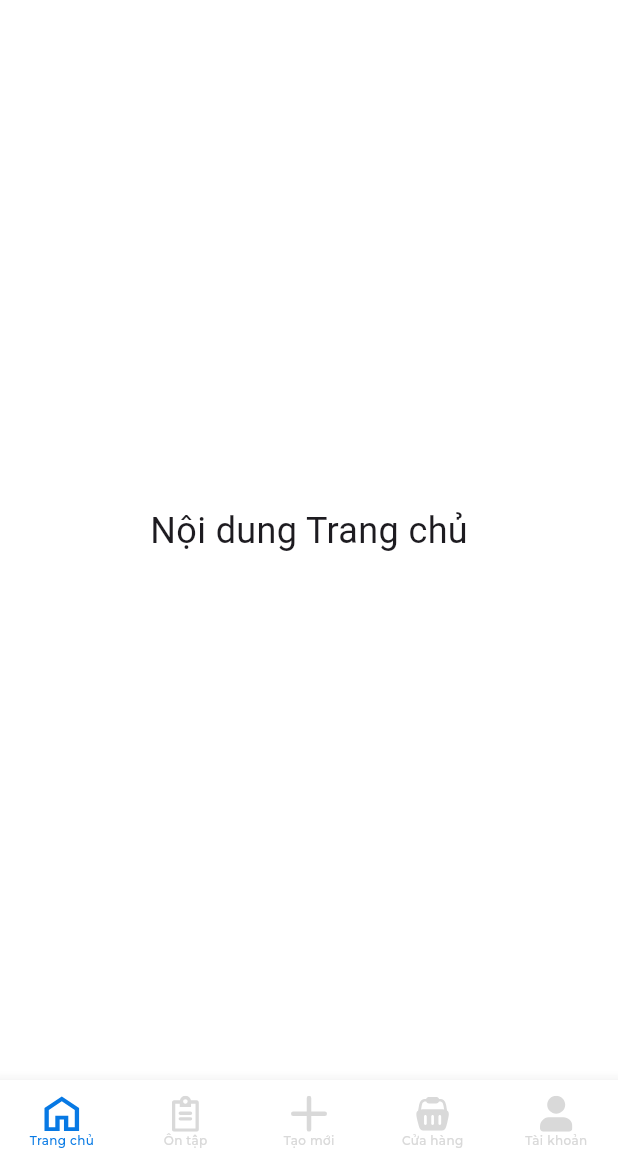
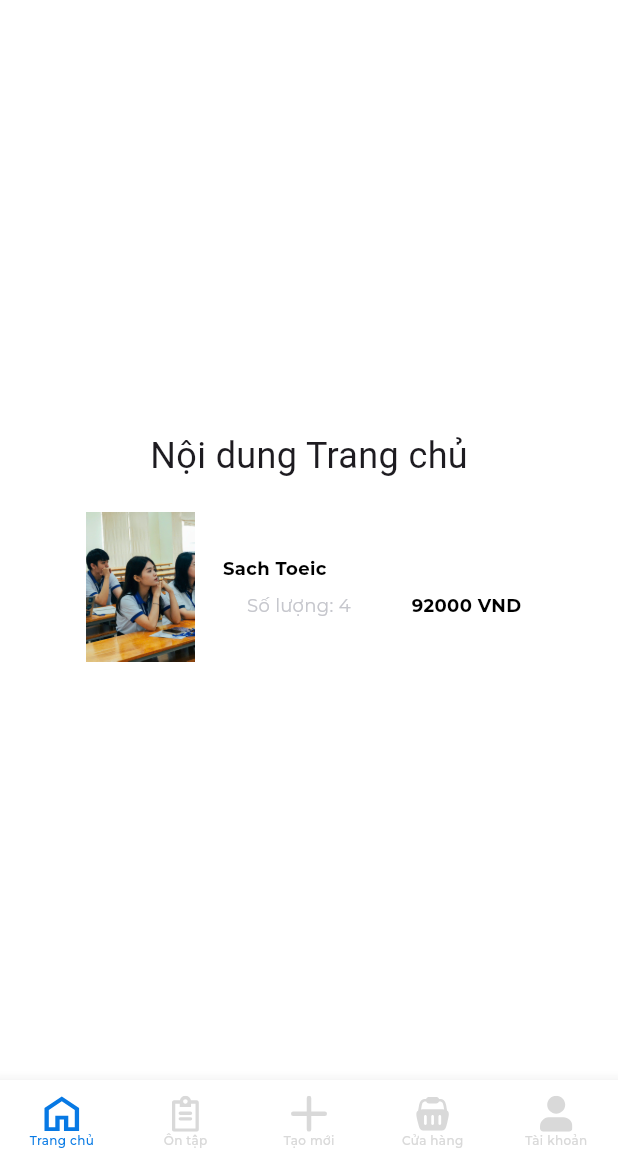
Before and after one commit to tubinguyen/Mobile-App, a Flutter app: the screen it shows after launch, on a phone screen of 412 x 824 dp, the part 72-1236 px from its top. Run offline on Flutter 3.47's test engine with Material 3 defaults, Android fonts, the phone set to English and light mode, and no system bars; our stand-ins replace flutter_svg; project files that could hold a hidden picture were left out.

Commit message:
pull code Chau

```diff
--- a/app_tienganh/lib/views/cus/home_screen.dart
+++ b/app_tienganh/lib/views/cus/home_screen.dart
@@ -1,4 +1,5 @@
 import 'package:flutter/material.dart';
+import '../../widgets/shopping_cart_item_final.dart';
 
 class HomeScreen extends StatelessWidget {
   final Function(int) onNavigate;
@@ -16,6 +17,13 @@ class HomeScreen extends StatelessWidget {
               style: TextStyle(fontSize: 24),
             ),
             const SizedBox(height: 20),
+             ShoppingCartItemFinal(
+              imageName: 'assets/img/user.jpg',
+              price: 23000,
+              title: 'Sach Toeic',
+              quantity: 4,
+
+             )
           ],
         ),
       ),
--- a/app_tienganh/lib/widgets/book.dart
+++ b/app_tienganh/lib/widgets/book.dart
@@ -19,8 +19,7 @@
   @override
   Widget build(BuildContext context) {
     return Container(
-      width: 200,
-      height: 245,
+      width: 165,
       margin: const EdgeInsets.all(8.0),
       decoration: BoxDecoration(
         boxShadow: [
--- a/app_tienganh/lib/widgets/book_list.dart
+++ b/app_tienganh/lib/widgets/book_list.dart
@@ -1,5 +1,5 @@
 import 'package:flutter/material.dart';
-import 'package:app_tienganh/widgets/book_in_list.dart'; // Import widget BookInList bạn đã có
+import 'package:app_tienganh/widgets/book_in_list.dart';
 import '../core/app_colors.dart';
 
 class BookListPage extends StatelessWidget {
@@ -10,7 +10,7 @@ class BookListPage extends StatelessWidget {
           BookInList(
             id: "1",
             title: "Lập trình Flutter từ A-Z",
-            price: '199000', // Chỉnh thành số thay vì chuỗi
+            price: '199000',
             imageUrl: "assets/images/flutter_book.png",
           ),
           BookInList(
@@ -60,7 +60,7 @@ class BookListPage extends StatelessWidget {
                 fontWeight: FontWeight.bold,
               ),
             ),
-            Spacer(), // Đẩy "Xem thêm" về góc phải
+            Spacer(),
             GestureDetector(
               onTap: () {
               },
```
